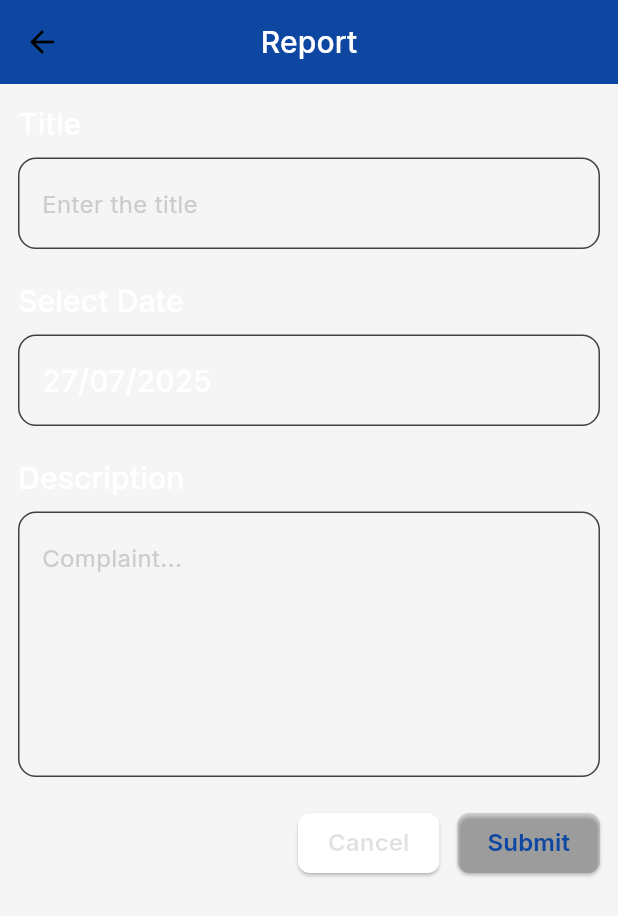
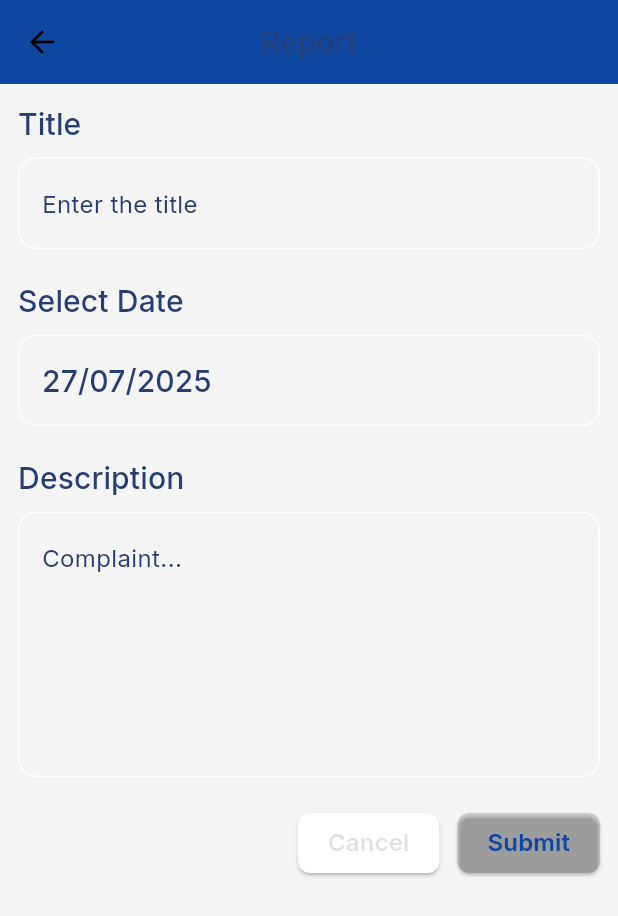
Before and after one commit to CodingXWizards/gailtrack, a Flutter app: the Report screen opened by its route, on a phone screen of 412 x 824 dp. Shown: the top 916 px of the screen. Run offline on Flutter 3.47's test engine with Material 3 defaults, Android fonts, the phone set to English and light mode, and no system bars; our stand-ins replace audioplayers, connectivity_plus, firebase_auth, firebase_core, flutter_dotenv, flutter_local_notifications and 10 more; missing offline and left inert: mapbox_maps_flutter; accounts and stored records are empty; network calls fail.

Commit message:
light mode

```diff
--- a/lib/components/my_button.dart
+++ b/lib/components/my_button.dart
@@ -25,6 +25,7 @@ class MyButton extends StatelessWidget {
   });
 
   Color getColor(List<Color> colors, context) {
+    if (bgColor != null) return bgColor!;
     switch (type) {
       case ButtonType.primary:
         return colors[0];
--- a/lib/themes/app_theme.dart
+++ b/lib/themes/app_theme.dart
@@ -6,7 +6,7 @@ class AppTheme {
   static final ThemeData lightTheme = ThemeData(
     brightness: Brightness.light,
     primaryColor: AppColorsLight.primary,
-    dividerColor: AppColorsLight.border,
+    dividerColor: const Color.fromARGB(255, 255, 255, 255),
     fontFamily: "Inter",
 
     scaffoldBackgroundColor: AppColorsLight.background,
@@ -38,16 +38,16 @@ class AppTheme {
       titleLarge: TextStyle(
         fontSize: 26,
         fontWeight: FontWeight.w900,
-        color: AppColorsLight.textPrimary,
+        color: Color.fromARGB(255, 37, 62, 116),
       ),
       titleMedium: TextStyle(
         fontSize: 24,
         fontWeight: FontWeight.bold,
-        color: AppColorsLight.textPrimary,
+        color: Color.fromARGB(255, 37, 62, 116),
       ),
       titleSmall: TextStyle(
         fontSize: 20,
-        color: AppColorsLight.textPrimary,
+        color: Color.fromARGB(255, 37, 62, 116),
       ),
 
       //* Text Style for Normal Headings
@@ -74,7 +74,7 @@ class AppTheme {
       ),
       bodyMedium: TextStyle(
         fontSize: 16,
-        color: AppColorsLight.textPrimaryMuted,
+        color: Color.fromARGB(255, 37, 62, 116),
       ),
       bodySmall: TextStyle(
         fontSize: 14,
```
Also changed, not shown: pubspec.lock.
